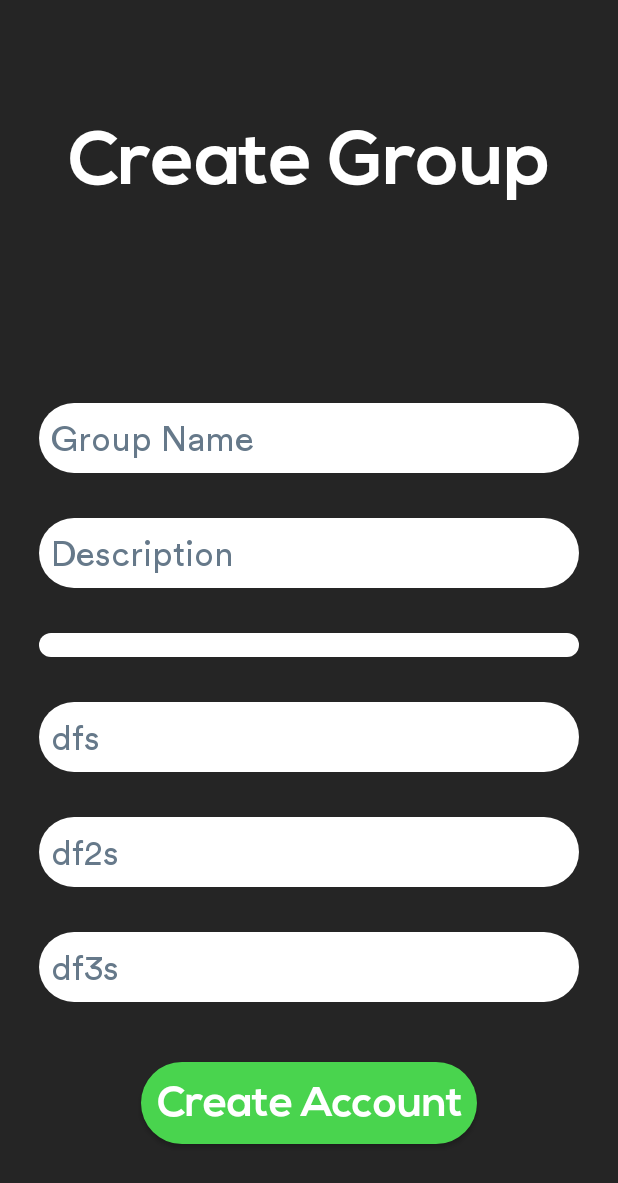
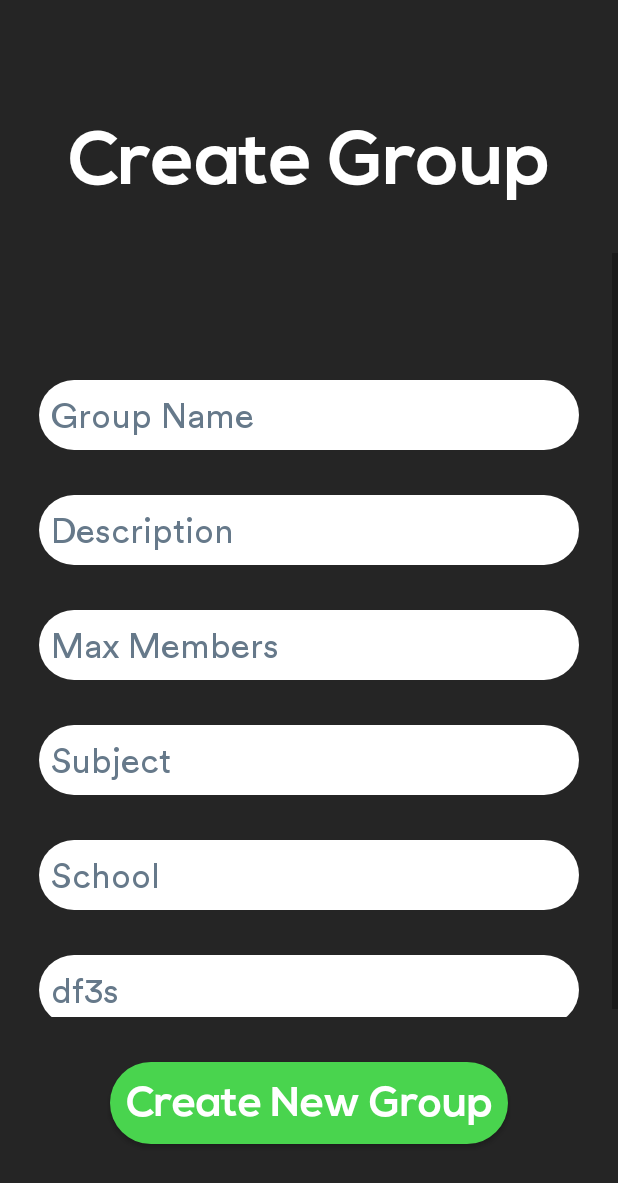
Before and after one commit to jordanjlee214/StudyGroupApp, an Android app: the layout fragment_group_create.xml on its own in the app's theme, with its tools: preview values and no code run, on a phone screen of 412 x 824 dp. Shown: the top 1183 px of the screen. Run offline under Robolectric (Android 15) with nearby library versions, the phone set to English and light mode, and no system bars.

Commit message:
Added Group Create Fragment XML

```diff
--- a/app/src/main/res/layout/fragment_group_create.xml
+++ b/app/src/main/res/layout/fragment_group_create.xml
@@ -25,8 +25,7 @@
         app:layout_constraintRight_toRightOf="parent"
         android:textSize="50sp"
         android:textAllCaps="false"
-        app:layout_constraintVertical_bias="0.1"
-        >
+        app:layout_constraintVertical_bias="0.1">
     </TextView>
 
      <ScrollView
@@ -58,6 +57,7 @@
                 android:textColor="@color/black"
                 android:textColorHint="@color/gray"
                 android:textSize="23sp"
+                android:maxLength="45"
                 android:windowSoftInputMode="stateVisible|adjustPan"
                 app:layout_constraintVertical_bias="0.22" />
 
@@ -73,6 +73,7 @@
                 android:textColor="@color/black"
                 android:textColorHint="@color/gray"
                 android:textSize="23sp"
+                android:maxLength="300"
                 android:windowSoftInputMode="stateVisible|adjustPan"
                 app:layout_constraintBottom_toBottomOf="parent"
                 app:layout_constraintLeft_toLeftOf="parent"
@@ -81,7 +82,7 @@
                 app:layout_constraintVertical_bias="0.35"
                 android:layout_marginTop="30dp"/>
 
-            <Spinner
+            <AutoCompleteTextView
                 android:id="@+id/input_maxmembers"
                 android:layout_width="360dp"
                 android:layout_height="wrap_content"
@@ -89,8 +90,10 @@
                 android:fontFamily="@font/circular_book"
                 android:padding="8dp"
                 android:textColor="@color/black"
+                android:completionThreshold="0"
                 android:textColorHint="@color/gray"
                 android:textSize="23sp"
+                android:hint="Max Members"
                 app:layout_constraintBottom_toBottomOf="parent"
                 app:layout_constraintLeft_toLeftOf="parent"
                 app:layout_constraintRight_toRightOf="parent"
@@ -98,19 +101,18 @@
                 app:layout_constraintVertical_bias="0.48"
                 android:layout_marginTop="30dp"/>
 
-            <EditText
-                android:id="@+id/dfs"
+            <AutoCompleteTextView
+                android:id="@+id/input_subject"
                 android:layout_width="360dp"
                 android:layout_height="wrap_content"
                 android:background="@drawable/input"
                 android:fontFamily="@font/circular_book"
-                android:hint="dfs"
-                android:inputType="textPassword"
                 android:padding="8dp"
                 android:textColor="@color/black"
+                android:completionThreshold="0"
                 android:textColorHint="@color/gray"
                 android:textSize="23sp"
-                android:windowSoftInputMode="stateVisible|adjustPan"
+                android:hint="Subject"
                 app:layout_constraintBottom_toBottomOf="parent"
                 app:layout_constraintLeft_toLeftOf="parent"
                 app:layout_constraintRight_toRightOf="parent"
@@ -118,19 +120,18 @@
                 app:layout_constraintVertical_bias="0.61"
                 android:layout_marginTop="30dp"/>
 
-            <EditText
-                android:id="@+id/df2s"
+            <AutoCompleteTextView
+                android:id="@+id/input_school"
                 android:layout_width="360dp"
                 android:layout_height="wrap_content"
                 android:background="@drawable/input"
                 android:fontFamily="@font/circular_book"
-                android:hint="df2s"
-                android:inputType="textPassword"
                 android:padding="8dp"
                 android:textColor="@color/black"
+                android:completionThreshold="0"
                 android:textColorHint="@color/gray"
                 android:textSize="23sp"
-                android:windowSoftInputMode="stateVisible|adjustPan"
+                android:hint="School"
                 app:layout_constraintBottom_toBottomOf="parent"
                 app:layout_constraintLeft_toLeftOf="parent"
                 app:layout_constraintRight_toRightOf="parent"
@@ -170,7 +171,8 @@
         app:layout_constraintLeft_toLeftOf="parent"
         app:layout_constraintRight_toRightOf="parent"
         app:layout_constraintVertical_bias="0.92"
-        android:text="Create Account"
+        android:text="Create New Group"
+        android:onClick="createGroup"
         android:textAllCaps="false"
         android:background="@drawable/input"
         android:padding="10sp"
```
